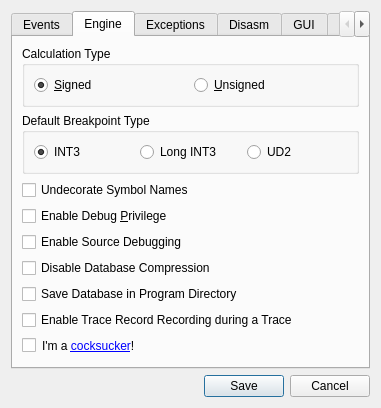
First picture: the form in src/gui/Src/Gui/SettingsDialog.ui, repository x64dbg/x64dbg, before the edit.
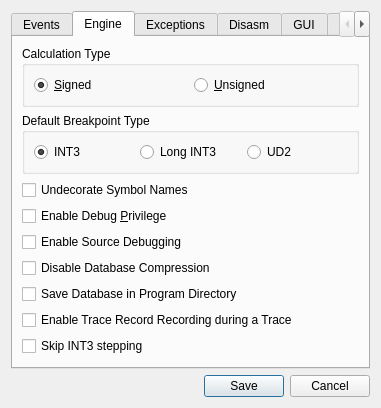
Second picture: the form after the edit. The open tabs and pages were chosen to show the change. Icons and pictures are not drawn.

Patch:
```diff
--- a/src/gui/Src/Gui/SettingsDialog.ui
+++ b/src/gui/Src/Gui/SettingsDialog.ui
@@ -290,38 +290,11 @@
         </widget>
        </item>
        <item>
-        <layout class="QHBoxLayout" name="horizontalLayout_5">
-         <item>
-          <widget class="QCheckBox" name="chkCocksucker">
-           <property name="text">
-            <string/>
-           </property>
-          </widget>
-         </item>
-         <item>
-          <widget class="QLabel" name="label_4">
-           <property name="text">
-            <string>I'm a &lt;a href=&quot;https://github.com/x64dbg/x64dbg/issues/211#issuecomment-235569017&quot;&gt;cocksucker&lt;/a&gt;!</string>
-           </property>
-           <property name="openExternalLinks">
-            <bool>true</bool>
-           </property>
-          </widget>
-         </item>
-         <item>
-          <spacer name="horizontalSpacer_2">
-           <property name="orientation">
-            <enum>Qt::Horizontal</enum>
-           </property>
-           <property name="sizeHint" stdset="0">
-            <size>
-             <width>40</width>
-             <height>20</height>
-            </size>
-           </property>
-          </spacer>
-         </item>
-        </layout>
+        <widget class="QCheckBox" name="chkSkipInt3Stepping">
+         <property name="text">
+          <string>Skip INT3 stepping</string>
+         </property>
+        </widget>
        </item>
        <item>
         <spacer name="verticalSpacer">
```
